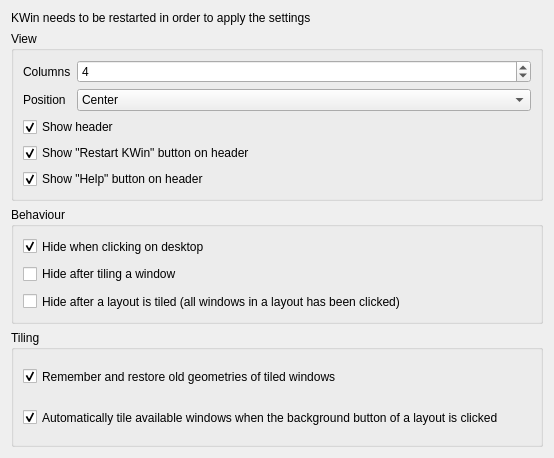
This is package/contents/ui/config.ui in qewer33/Exquisite as Qt 5 draws it before an edit. The edited form follows.
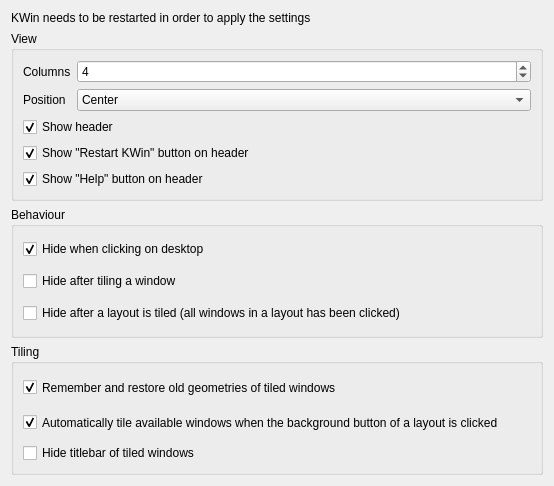
This is the edited form.

Commit message: Implement tiled window hide titlebar option

Patch:
```diff
--- a/package/contents/ui/config.ui
+++ b/package/contents/ui/config.ui
@@ -7,7 +7,7 @@
     <x>0</x>
     <y>0</y>
     <width>554</width>
-    <height>458</height>
+    <height>486</height>
    </rect>
   </property>
   <layout class="QVBoxLayout" name="verticalLayout">
@@ -247,6 +247,13 @@
         </property>
        </widget>
       </item>
+      <item>
+       <widget class="QCheckBox" name="kcfg_hideTiledWindowTitlebar">
+        <property name="text">
+         <string>Hide titlebar of tiled windows</string>
+        </property>
+       </widget>
+      </item>
      </layout>
     </widget>
    </item>
```
The commit also changes 3 other files.
